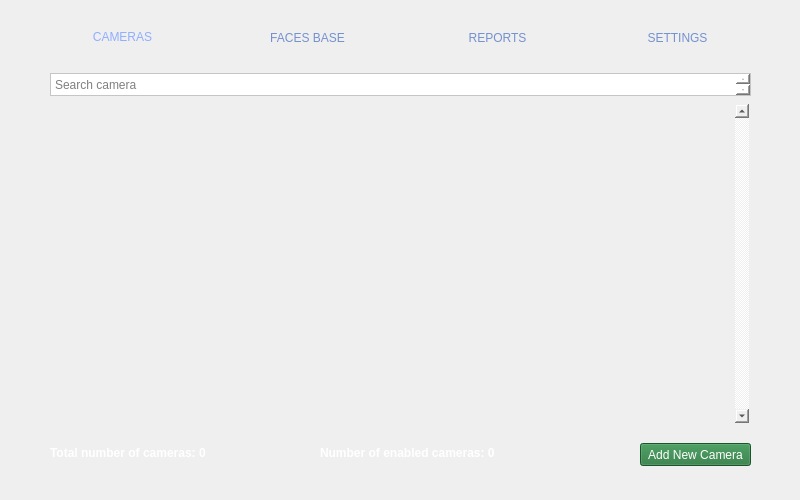
Old version of the form LeonCam/MainApp.ui in the repository kazimierczak-robert/LeonCam.
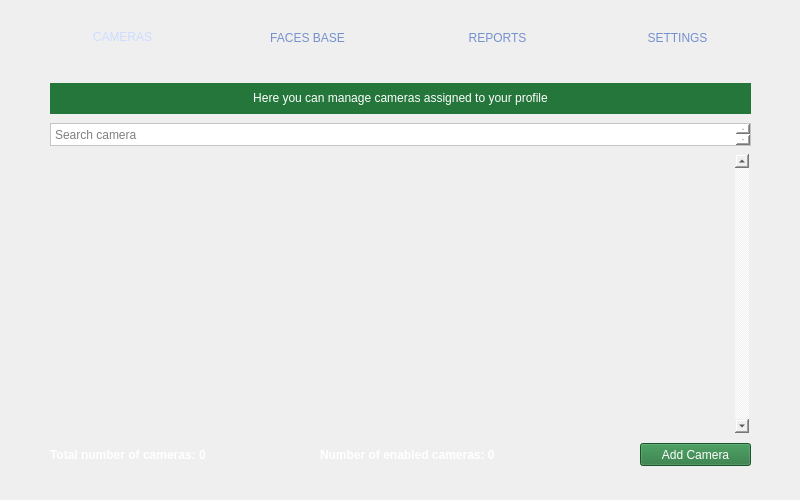
New version of the form. Icons and pictures are not drawn.

The edit to the form file:
```diff
--- a/LeonCam/MainApp.ui
+++ b/LeonCam/MainApp.ui
@@ -70,7 +70,7 @@
 
 QTabBar::tab:selected{
 margin-top: 1px;
-	color: rgb(144, 174, 255);
+	color: rgb(205, 220, 255);
 }
 </string>
     </property>
@@ -87,7 +87,7 @@
      <attribute name="title">
       <string>CAMERAS</string>
      </attribute>
-     <widget class="QPushButton" name="PBNewCamera">
+     <widget class="QPushButton" name="PBAddCamera">
       <property name="geometry">
        <rect>
         <x>610</x>
@@ -97,23 +97,23 @@
        </rect>
       </property>
       <property name="styleSheet">
-       <string notr="true">#PBNewCamera{
+       <string notr="true">#PBAddCamera{
 color: rgb(255, 255, 255);
 background-color:rgb(36, 118, 59)}
-#PBNewCamera:hover
+#PBAddCamera:hover
 {
 background-color: rgb(39, 129, 63);
 }</string>
       </property>
       <property name="text">
-       <string>Add New Camera</string>
+       <string>Add Camera</string>
       </property>
      </widget>
      <widget class="QTextEdit" name="TESearch">
       <property name="geometry">
        <rect>
         <x>20</x>
-        <y>20</y>
+        <y>70</y>
         <width>701</width>
         <height>23</height>
        </rect>
@@ -129,13 +129,14 @@
       <property name="geometry">
        <rect>
         <x>20</x>
-        <y>50</y>
+        <y>100</y>
         <width>700</width>
-        <height>321</height>
+        <height>281</height>
        </rect>
       </property>
       <property name="styleSheet">
-       <string notr="true">selection-background-color: transparent;</string>
+       <string notr="true">selection-background-color: transparent;
+gridline-color: rgb(116, 145, 206);</string>
       </property>
       <property name="verticalScrollBarPolicy">
        <enum>Qt::ScrollBarAlwaysOn</enum>
@@ -158,9 +159,6 @@
       <property name="selectionBehavior">
        <enum>QAbstractItemView::SelectRows</enum>
       </property>
-      <property name="gridStyle">
-       <enum>Qt::DashLine</enum>
-      </property>
       <property name="wordWrap">
        <bool>false</bool>
       </property>
@@ -195,7 +193,7 @@
       <property name="geometry">
        <rect>
         <x>20</x>
-        <y>388</y>
+        <y>390</y>
         <width>201</width>
         <height>23</height>
        </rect>
@@ -216,7 +214,7 @@
       <property name="geometry">
        <rect>
         <x>290</x>
-        <y>388</y>
+        <y>390</y>
         <width>221</width>
         <height>23</height>
        </rect>
@@ -233,6 +231,23 @@
        <number>0</number>
       </property>
      </widget>
+     <widget class="QLabel" name="LHelpCameras">
+      <property name="geometry">
+       <rect>
+        <x>20</x>
+        <y>30</y>
+        <width>701</width>
+        <height>31</height>
+       </rect>
+      </property>
+      <property name="styleSheet">
+       <string notr="true">color: rgb(255, 255, 255);
+background-color:rgb(36, 118, 59)</string>
+      </property>
+      <property name="text">
+       <string>&lt;html&gt;&lt;head/&gt;&lt;body&gt;&lt;p align=&quot;center&quot;&gt;Here you can manage cameras assigned to your profile&lt;/p&gt;&lt;/body&gt;&lt;/html&gt;</string>
+      </property>
+     </widget>
     </widget>
     <widget class="QWidget" name="TFacesBase">
      <property name="styleSheet">
```
